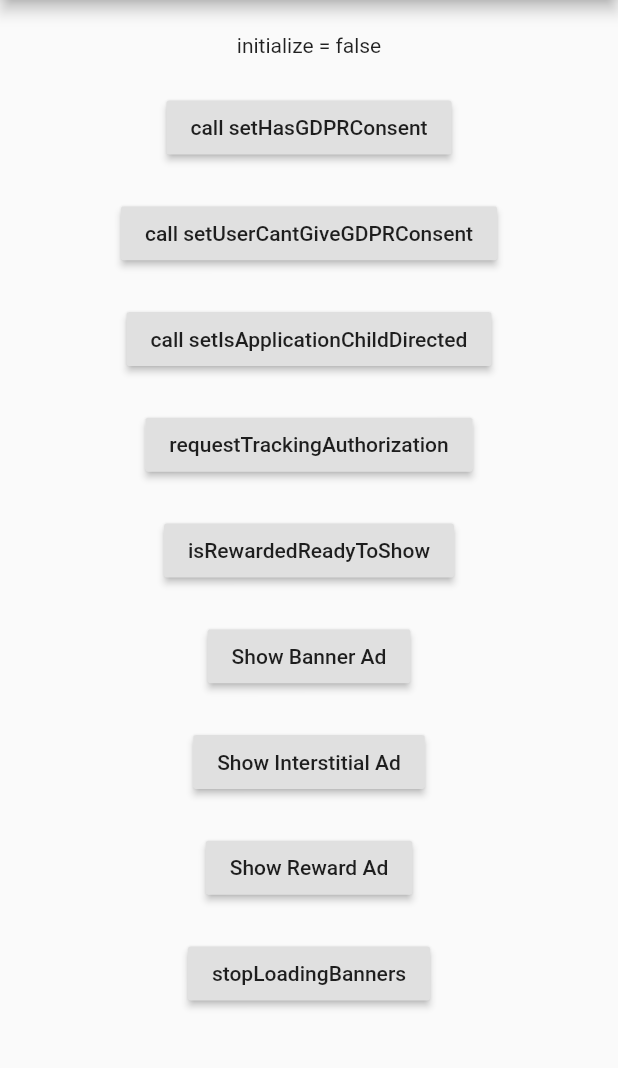
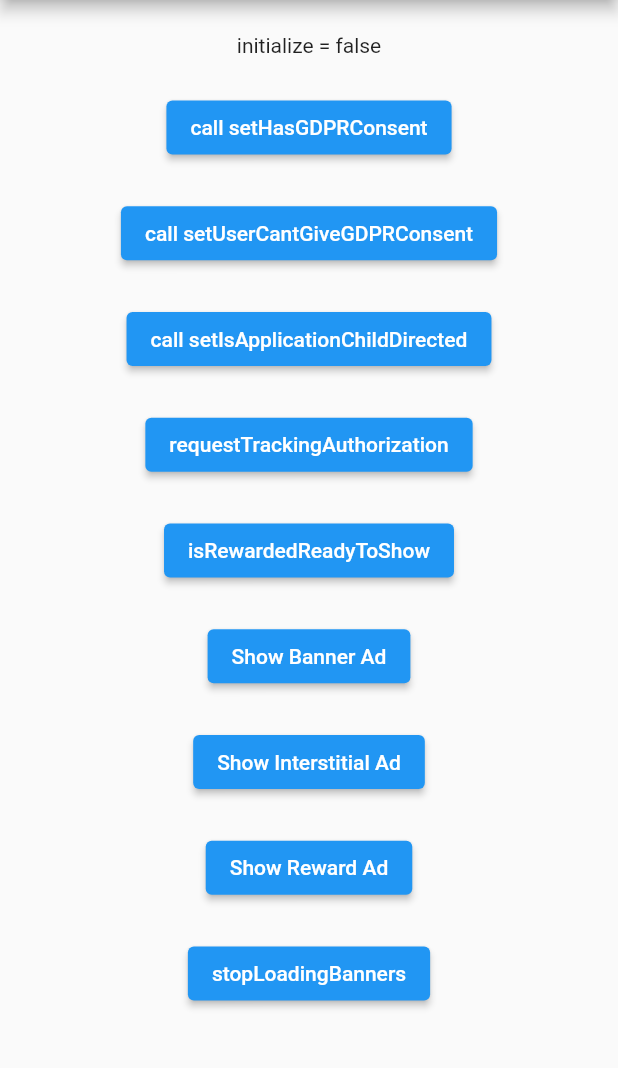
Before and after one commit to thize/Flutter-ScaleMonkAds, a Flutter app: the screen it shows after launch, on a phone screen of 412 x 824 dp, the part 84-1152 px from its top. Run offline on Flutter 3.47's test engine with Material 2 defaults, Android fonts, the phone set to English and light mode, and no system bars; statements that could not run were skipped.

Commit message:
Migrate to null safety.

```diff
--- a/analysis_options.yaml
+++ b/analysis_options.yaml
@@ -1,4 +1,3 @@
-# include: package:lint/analysis_options.yaml
 include: package:lint/analysis_options_package.yaml
 
 linter:
--- a/example/lib/main.dart
+++ b/example/lib/main.dart
@@ -67,32 +67,32 @@
           mainAxisAlignment: MainAxisAlignment.spaceEvenly,
           children: [
             Text('initialize = ${widget.initialize}'),
-            RaisedButton(
+            ElevatedButton(
               child: Text('call setHasGDPRConsent'),
               onPressed: () {
                 ScaleMonk.setHasGDPRConsent(status: true);
               },
             ),
-            RaisedButton(
+            ElevatedButton(
               child: Text('call setUserCantGiveGDPRConsent'),
               onPressed: () {
                 ScaleMonk.setUserCantGiveGDPRConsent(status: false);
               },
             ),
-            RaisedButton(
+            ElevatedButton(
               child: Text('call setIsApplicationChildDirected'),
               onPressed: () {
                 ScaleMonk.setIsApplicationChildDirected(true);
               },
             ),
-            RaisedButton(
+            ElevatedButton(
               child: Text('requestTrackingAuthorization'),
               onPressed: () async {
                 final dyn = await ScaleMonk.requestTrackingAuthorization();
                 print('dyn = $dyn');
               },
             ),
-            RaisedButton(
+            ElevatedButton(
               child: Text('isRewardedReadyToShow'),
               onPressed: () async {
                 final dyn = await ScaleMonk.isRewardedReadyToShow(tag: 'tag');
@@ -102,7 +102,7 @@
             _showAd('Banner', AdType.banner),
             _showAd('Interstitial', AdType.interstitial),
             _showAd('Reward', AdType.reward),
-            RaisedButton(
+            ElevatedButton(
               child: Text('stopLoadingBanners'),
               onPressed: () {
                 ScaleMonk.stopLoadingBanners();
@@ -115,8 +115,8 @@
     );
   }
 
-  RaisedButton _showAd(String name, AdType type) {
-    return RaisedButton(
+  ElevatedButton _showAd(String name, AdType type) {
+    return ElevatedButton(
       child: Text('Show $name Ad'),
       onPressed: () {
         ScaleMonk.show(type, tag: 'tag');
--- a/lib/src/scale_monk.dart
+++ b/lib/src/scale_monk.dart
@@ -1,15 +1,14 @@
 library scale_monk;
 
-import 'package:flutter/material.dart';
 import 'package:flutter/services.dart';
 import 'package:scale_monk/scale_monk.dart';
 
 class ScaleMonk {
-  static String _androidApplicationId;
-  static String _iosApplicationId;
-  static Function(BannerAdEvent) _bannerAdEventListener;
-  static Function(InterstitialAdEvent) _interstitialAdEventListener;
-  static Function(RewardedVideoAdEvent) _rewardAdEventListener;
+  static String? _androidApplicationId;
+  static String? _iosApplicationId;
+  static Function(BannerAdEvent)? _bannerAdEventListener;
+  static Function(InterstitialAdEvent)? _interstitialAdEventListener;
+  static Function(RewardedVideoAdEvent)? _rewardAdEventListener;
 
   static const MethodChannel _channel = MethodChannel('scale_monk');
 
@@ -20,7 +19,7 @@
   /// ScaleMonk Dashboard, in the menu select Manage > Applications
   /// and copy the application id of your app.
   static Future<bool> initialize(
-      {String androidApplicationId, String iosApplicationId}) async {
+      {String? androidApplicationId, String? iosApplicationId}) async {
     _androidApplicationId = androidApplicationId;
     _iosApplicationId = iosApplicationId;
     assert(_androidApplicationId != null || _iosApplicationId != null,
@@ -32,7 +31,7 @@
     return _channel.invokeMethod('initialize', {
       'androidApplicationId': _androidApplicationId,
       'iosApplicationId': _iosApplicationId,
-    });
+    }) as Future<bool>;
   }
 
   /// Shows an ad of certain type [adType].
@@ -40,7 +39,7 @@
   /// Use the constants in the class `AdType` to specify what ad should be shown.
   ///
   /// Returns `true` if the ad is shown.
-  static void show(AdType adType, {String tag}) {
+  static void show(AdType adType, {String? tag}) {
     assert(_androidApplicationId != null || _iosApplicationId != null,
         "You must set at least one of the Id's for Android or iOS");
     _channel.invokeMethod('show', {
@@ -51,10 +50,10 @@
 
   /// You'll likely want to check availability before offering
   /// the user the possibility of seeing an ad to get a reward using this method
-  static Future<bool> isRewardedReadyToShow({String tag}) async {
+  static Future<bool> isRewardedReadyToShow({String? tag}) async {
     return _channel.invokeMethod('isRewardedReadyToShow', {
       'tag': tag,
-    });
+    }) as Future<bool>;
   }
 
   /// This removes the current `Banner` and stop loading more banners.
@@ -69,7 +68,7 @@
   /// By sending YES user accepts to share information to receive
   /// tarheted ads. By sending NO user accepts to share information
   /// to receive tarheted ads.
-  static void setHasGDPRConsent({@required bool status}) {
+  static void setHasGDPRConsent({required bool status}) {
     _channel.invokeMethod('setHasGDPRConsent', {
       'status': status,
     });
@@ -79,7 +78,7 @@
   /// otherwise you can call this method with false. If you dont call
   /// this method we assume the user is not under age of consent and
   /// you have to send whether the user accpeted or not the consent
-  static void setUserCantGiveGDPRConsent({@required bool status}) {
+  static void setUserCantGiveGDPRConsent({required bool status}) {
     _channel.invokeMethod('setUserCantGiveGDPRConsent', {
       'status': status,
     });
@@ -101,7 +100,8 @@
 
   //! Tracking Authorization
   static Future<bool> requestTrackingAuthorization() async {
-    return _channel.invokeMethod('requestTrackingAuthorization');
+    return _channel.invokeMethod('requestTrackingAuthorization')
+        as Future<bool>;
   }
 
   //! Callbacks
--- a/lib/src/types.dart
+++ b/lib/src/types.dart
@@ -1,4 +1,4 @@
-import 'package:flutter/foundation.dart';
+
 
 AdType adTypeFromString(String st) =>
     _stringToEnum(st: st, values: AdType.values) as AdType;
@@ -65,7 +65,7 @@
   completed,
 }
 
-dynamic _stringToEnum({@required String st, @required List<dynamic> values}) {
+dynamic _stringToEnum({required String st, required List<dynamic> values}) {
   final fixed = st = st[0].toLowerCase() + st.substring(1);
   final first = values.first.toString();
   final String enumType = first.substring(0, first.indexOf('.') + 1);
--- a/pubspec.yaml
+++ b/pubspec.yaml
@@ -1,10 +1,10 @@
 name: scale_monk
 description: A Flutter plugin to display Ads from ScaleMonk
-version: 0.4.2
+version: 0.4.2+1
 homepage: https://github.com/thize/flutter_scale_monk
 
 environment:
-  sdk: ">=2.7.0 <3.0.0"
+  sdk: ">=2.12.0 <3.0.0"
   flutter: ">=1.20.0"
 
 dependencies:
@@ -12,7 +12,7 @@
     sdk: flutter
 
 dev_dependencies:
-  lint: ^1.3.0
+  lint: ^1.5.2
 
 flutter:
   plugin:
```
Also changed, not shown: 1 other file.
